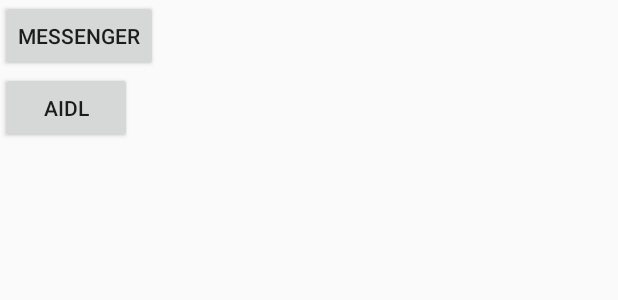
After one commit to zenobiawang/AndroidStudy, an Android app: the layout activity_ipc.xml on its own in the app's theme, with its tools: preview values and no code run, on a phone screen of 412 x 824 dp. The commit adds this screen. Shown: the top 300 px of the screen. Run offline under Robolectric (Android 15) with nearby library versions, the phone set to English and light mode, and no system bars.

Commit message:
aidl运行

```diff
--- a/androidStudy/app/src/main/AndroidManifest.xml
+++ b/androidStudy/app/src/main/AndroidManifest.xml
@@ -41,6 +41,10 @@
         <activity android:name=".ipc.MessengerActivity"/>
         <service android:name=".ipc.MessengerService"
                  android:process=":remote"/>
+        <service android:name=".ipc.BookManagerService"
+            android:process=":remote"/>
+        <activity android:name=".ipc.BookManagerActivity"/>
+        <activity android:name=".ipc.IPCActivity"/>
         <!-- ATTENTION: This was auto-generated to add Google Play services to your project for
      App Indexing.  See https://g.co/AppIndexing/AndroidStudio for more information. -->
         <meta-data
--- a/androidStudy/app/src/main/aidl/com/example/wanghui/androidstudy/aidl/Book.java
+++ b/androidStudy/app/src/main/java/com/example/wanghui/androidstudy/aidl/Book.java
@@ -9,6 +9,12 @@ import android.os.Parcelable;
 public class Book implements Parcelable {
     public String bookId;
     public String bookName;
+
+    public Book(String bookName, String bookId) {
+        this.bookName = bookName;
+        this.bookId = bookId;
+    }
+
     protected Book(Parcel in) {
         bookId = in.readString();
         bookName = in.readString();
--- a/androidStudy/app/src/main/java/com/example/wanghui/androidstudy/ipc/MessengerActivity.java
+++ b/androidStudy/app/src/main/java/com/example/wanghui/androidstudy/ipc/MessengerActivity.java
@@ -58,4 +58,10 @@ public class MessengerActivity extends Activity {
 
         }
     };
+
+    @Override
+    protected void onDestroy() {
+        unbindService(mServiceConnection);
+        super.onDestroy();
+    }
 }
--- /dev/null
+++ b/androidStudy/app/src/main/res/layout/activity_ipc.xml
@@ -0,0 +1,22 @@
+<?xml version="1.0" encoding="utf-8"?>
+<ScrollView xmlns:android="http://schemas.android.com/apk/res/android"
+              android:layout_width="match_parent"
+              android:layout_height="match_parent">
+    <LinearLayout
+        android:layout_width="match_parent"
+        android:layout_height="match_parent"
+        android:orientation="vertical">
+
+    <Button
+        android:id="@+id/btn_messenger"
+        android:layout_width="wrap_content"
+        android:layout_height="wrap_content"
+        android:text="messenger"/>
+    <Button
+        android:id="@+id/btn_aidl"
+        android:layout_width="wrap_content"
+        android:layout_height="wrap_content"
+        android:text="aidl"/>
+    </LinearLayout>
+
+</ScrollView>
```
Also changed, not shown: androidStudy/app/src/main/java/com/example/wanghui/androidstudy/SplashActivity.java (+4 -3 lines), androidStudy/app/src/main/java/com/example/wanghui/androidstudy/ipc/BookManagerActivity.java (added, +57 -0 lines), androidStudy/app/src/main/java/com/example/wanghui/androidstudy/ipc/BookManagerService.java (added, +46 -0 lines), androidStudy/app/src/main/java/com/example/wanghui/androidstudy/ipc/IPCActivity.java (added, +53 -0 lines).
